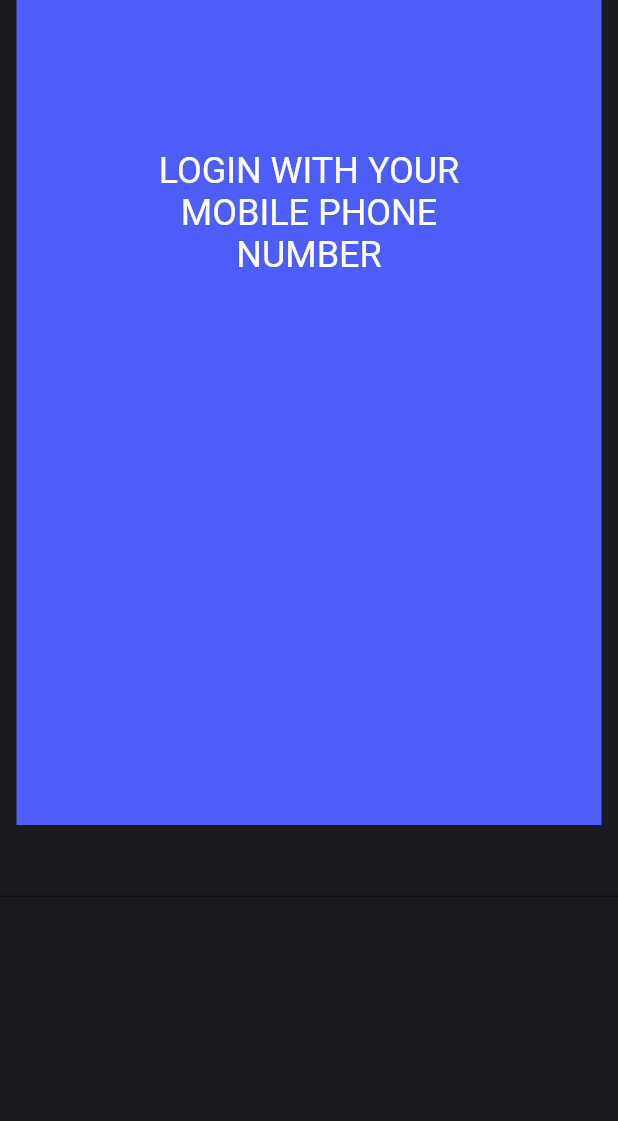
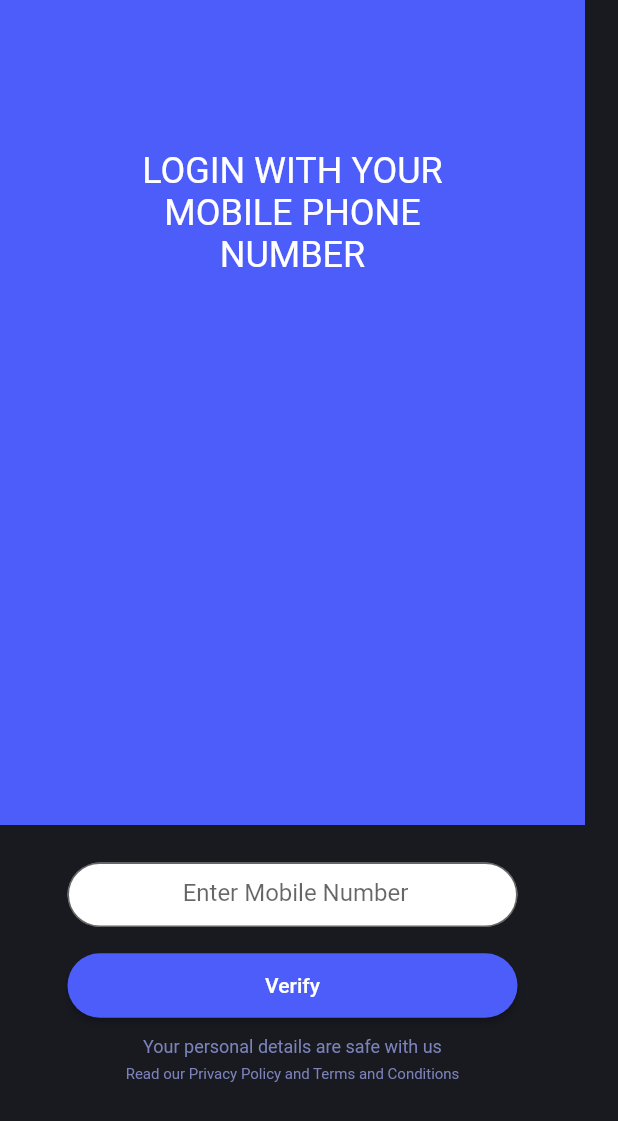
Before and after one commit to Fareed-Shah/Flutter_PaymentApp_UI, a Flutter app: the screen it shows after launch, on a phone screen of 412 x 824 dp. Shown: the top 1121 px of the screen. Run offline on Flutter 3.47's test engine with Material 2 defaults, Android fonts, the phone set to English and light mode, and no system bars; missing offline and left inert: dart:html.

Commit message:
login Page

```diff
--- a/lib/constant/app_colour.dart
+++ b/lib/constant/app_colour.dart
@@ -2,5 +2,7 @@ class AppColorConst{
     static int basecolor = 0xff181A20;
     static int Opn_titlebgcolor = 0xff4D5DFA;
     static int Opn_titlecolor = 0xffFFFFFF;
+    static int TermCondition = 0xff7C82BA;
+
 
 }
--- a/lib/constant/app_text.dart
+++ b/lib/constant/app_text.dart
@@ -5,6 +5,7 @@ class AppTextConst{
   static String LoginScreen_Text1 = "LOGIN WITH YOUR";
   static String LoginScreen_Text2 = "MOBILE PHONE";
   static String LoginScreen_Text3 = "NUMBER";
-
+  static  String LoginScreen_Text4 = "Your personal details are safe with us" ;
+  static  String LoginScreen_Text5 = "Read our Privacy Policy and Terms and Conditions" ;
 
 }
--- a/lib/custom_widgets/my_widgets.dart
+++ b/lib/custom_widgets/my_widgets.dart
@@ -36,29 +36,29 @@ OpnTextWidgt(
 }
 
 
-// OpnTextWidgt(
-//   {text_string,font_size,font_height,font_color, bg_colour,font_weight,text_align}
+// TextFiled
 
-// ){
-//  return
-//       Text(
+TextField_Widget(){
 
-//       text_string,
-//       textScaleFactor: 2,
-//       textAlign: text_align,
+ return
+      Container(
+                height: 43,
+                width: 300,
+                child:
+                TextField(
+                  textAlign: TextAlign.center,
+            decoration: InputDecoration(
+                 fillColor: Colors.white,
+                  filled: true,
+                  hintText: ' Enter Mobile Number',
+                  contentPadding: const EdgeInsets.all(15),
+                  border: OutlineInputBorder(
+                  borderRadius: BorderRadius.circular(30))),
+                  onChanged: (value) {},
+                  ),
+              );
 
-//       style: TextStyle(
-//        fontWeight: font_weight,
-//        fontSize: font_size,
-//        color: Color(font_color),
-//        height: font_height,
-//        backgroundColor: Color(bg_colour),
-
-//      ),
-//       );
-
-// }
-
+}
 
 
 
--- a/lib/screens/login_screen.dart
+++ b/lib/screens/login_screen.dart
@@ -2,6 +2,8 @@ import 'dart:html';
 
 import 'package:assignment_01/constant/app_colour.dart';
 import 'package:assignment_01/constant/app_text.dart';
+import 'package:assignment_01/custom_widgets/my_widgets.dart';
+import 'package:assignment_01/screens/home_screen.dart';
 import 'package:flutter/material.dart';
 
 
@@ -11,7 +13,7 @@ class Login_Screen extends StatelessWidget {
   @override
   Widget build(BuildContext context) {
    return Scaffold(
-     backgroundColor: Color(AppColorConst.basecolor),
+    backgroundColor: Color(AppColorConst.basecolor),
 
      body: Column(
 
@@ -30,9 +32,31 @@ class Login_Screen extends StatelessWidget {
            ),
          ),
          Expanded(child: Container(
+
            child: Column(
              children: [
-               TextField()
+               SizedBox(height: 25,),
+            TextField_Widget(),
+
+              SizedBox(height: 15,),
+               ElevatedButton(
+          onPressed: () {
+          Navigator.push(
+          context,
+          MaterialPageRoute(builder: (context) => const Home_Screen()),
+          );
+          },
+          child: const Text('Verify'),
+          style: ElevatedButton.styleFrom(
+              primary: Color(AppColorConst.Opn_titlebgcolor),
+              fixedSize: const Size(300, 43),
+              shape: RoundedRectangleBorder(
+                  borderRadius: BorderRadius.circular(50))),
+             ),
+             SizedBox(height: 10,),
+             Text(AppTextConst.LoginScreen_Text4,style: TextStyle(color:Color(AppColorConst.TermCondition),fontSize: 12),),
+             SizedBox(height: 5,),
+             Text(AppTextConst.LoginScreen_Text5,style: TextStyle(color: Color(AppColorConst.TermCondition),fontSize: 10),)
              ],
            ),
          ))
```
Also changed, not shown: lib/custom_widgets/app_barwidget.dart (+14 -0 lines), lib/screens/home_screen.dart (+22 -0 lines).
